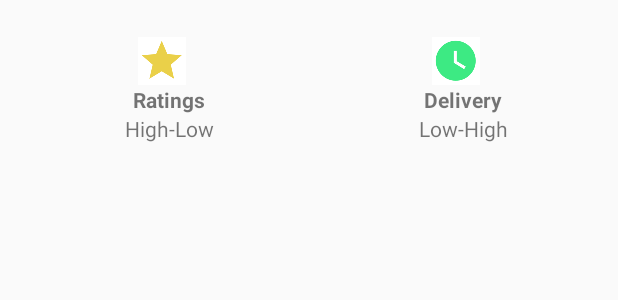
After one commit to harshpatel2810/gyo_delivery, an Android app: the layout layout_filter_rating_delivery_time.xml on its own in the app's theme, with its tools: preview values and no code run, on a phone screen of 412 x 824 dp. The commit adds this screen. Shown: the top 300 px of the screen. Run offline under Robolectric (Android 15) with nearby library versions, the phone set to English and light mode, and no system bars.

Commit message:
Today I have done animations with the screen and completed icons for veg-non veg and implementation of TextView below Image View forminimum order of resturant and current continuing with Search Location functionality by refering google references.
22-5-2017
Sir made design for search bar
Completed Updation of amount of item
Alert Dialog if the quantity goes higher than 10 with validation

23-5-2017
Completed Search functionality for location

24-5-2017
Creating bill for resturant

25-5-2017
Designing Screen for bill payment
and create layout resource file to inflate it

26-5-2017
Created bill by inflating layout in listview and bill will be updated soon

27-5-2017
Creation of bill completed with help of pratik sir
Layout designing will be completed by tommorrow

28-5-2017
Designing layout for bill

29-5-2017
Continuing with the designing of bill

31-5-2017
Added Names of Resturants in ExpandableListView
Created Icon For Veg/Non Veg
and also added icons dynamically according to the types of resturants

1-6-2017
Try to get details of restuarant restuarant wise but not getting it
now starting to design screen for filter
and icon of filter added on the action bar

2-6-2017
Data getting appropriately according to Resturants not getting amount and item count
continuing screen designing for filters in resturants criteria

```diff
--- a/app/build.gradle
+++ b/app/build.gradle
@@ -32,7 +32,7 @@ dependencies {
     compile 'com.android.support:design:25.3.1'
     compile 'com.android.support:support-v4:25.3.1'
     compile 'com.android.support:recyclerview-v7:25.3.1'
-    compile "de.halfbit:pinned-section-listview:1.0.0"
+    compile 'de.halfbit:pinned-section-listview:1.0.0'
     compile 'com.android.support:cardview-v7:25.3.1'
     compile 'com.google.android.gms:play-services-places:9.4.0'
     compile 'com.koushikdutta.ion:ion:2.+'
--- a/app/src/main/AndroidManifest.xml
+++ b/app/src/main/AndroidManifest.xml
@@ -39,7 +39,8 @@
             android:name="com.goyo.grocery_goyo.SearchLocation"
             android:label="@string/title_activity_search_location"
             android:theme="@style/AppTheme.NoActionBar" />
-        <activity android:name="com.goyo.grocery_goyo.CustomerBill"></activity>
+        <activity android:name="com.goyo.grocery_goyo.CustomerBill" />
+        <activity android:name="com.goyo.grocery_goyo.FilterScreen"></activity>
     </application>
 
 </manifest>
--- a/app/src/main/java/com/goyo/grocery_goyo/CustomMenuAdapter.java
+++ b/app/src/main/java/com/goyo/grocery_goyo/CustomMenuAdapter.java
@@ -194,6 +194,7 @@ public class CustomMenuAdapter extends BaseAdapter {
                 Integer currQty = mtem.getCartQty();
                 if (currQty == 0) {
                     Toast.makeText(context, "Qty cannot be less than 0", Toast.LENGTH_SHORT).show();
+                    global.myCart.remove(mtem.getItemId());
                     return;
                 } else if (ResturantProfile.totalAmount.getText().toString().equals("0") || ResturantProfile.QTY.getText().toString().equals("0")) {
 
--- /dev/null
+++ b/app/src/main/res/layout/layout_filter_rating_delivery_time.xml
@@ -0,0 +1,78 @@
+<?xml version="1.0" encoding="utf-8"?>
+<LinearLayout xmlns:android="http://schemas.android.com/apk/res/android"
+    android:layout_width="match_parent"
+    android:orientation="horizontal"
+    android:paddingLeft="10dp"
+    android:paddingRight="10dp"
+    android:paddingTop="10dp"
+    android:layout_height="wrap_content">
+    <LinearLayout
+        android:layout_width="match_parent"
+        android:layout_weight="1"
+        android:layout_gravity="center"
+        android:gravity="center"
+        android:orientation="vertical"
+        android:layout_height="100dp">
+        <ImageButton
+            android:layout_width="wrap_content"
+            android:id="@+id/ImageRatingFilter"
+            android:layout_height="wrap_content"
+            android:layout_gravity="center"
+            android:background="#ffffff"
+            android:src="@drawable/ic_rate_action"/>
+        <TextView
+            android:layout_width="wrap_content"
+            android:layout_height="wrap_content"
+            android:text="Ratings"
+            android:id="@+id/displayRating"
+            android:textStyle="bold"
+            android:paddingLeft="10dp"
+            android:paddingTop="-5dp"
+            android:layout_gravity="center"
+            android:textAlignment="center" />
+          <TextView
+            android:layout_width="wrap_content"
+            android:layout_height="wrap_content"
+            android:text="High-Low"
+            android:textStyle="normal"
+            android:paddingLeft="10dp"
+            android:paddingTop="-5dp"
+            android:layout_gravity="center"
+            android:textAlignment="center"
+            />
+    </LinearLayout>
+    <LinearLayout
+        android:layout_width="match_parent"
+        android:layout_weight="1"
+        android:gravity="center"
+         android:orientation="vertical"
+        android:layout_height="100dp">
+        <ImageButton
+            android:layout_width="wrap_content"
+            android:id="@+id/ImageDisplayDelivery"
+            android:layout_height="wrap_content"
+            android:layout_gravity="center"
+            android:background="#ffffff"
+            android:src="@drawable/ic_clock_delivery"/>
+        <TextView
+            android:layout_width="wrap_content"
+            android:layout_height="wrap_content"
+            android:text="Delivery"
+            android:id="@+id/displayDelivery"
+            android:textStyle="bold"
+            android:paddingLeft="10dp"
+            android:paddingTop="-5dp"
+            android:layout_gravity="center"
+            android:textAlignment="center" />
+        <TextView
+            android:layout_width="wrap_content"
+            android:layout_height="wrap_content"
+            android:text="Low-High"
+            android:textStyle="normal"
+            android:paddingLeft="10dp"
+            android:paddingTop="-5dp"
+            android:layout_gravity="center"
+            android:textAlignment="center"
+            />
+    </LinearLayout>
+</LinearLayout>
```
Also changed, not shown: app/src/main/java/com/goyo/grocery_goyo/CustomBillAdapter.java (+47 -12 lines), app/src/main/java/com/goyo/grocery_goyo/CustomerBill.java (+37 -17 lines), app/src/main/res/layout/activity_filter_screen.xml (added, +9 -0 lines), app/src/main/res/layout/activity_home.xml (+13 -2 lines), app/src/main/res/layout/layout_veg_dishes_filter.xml (added, +58 -0 lines).
